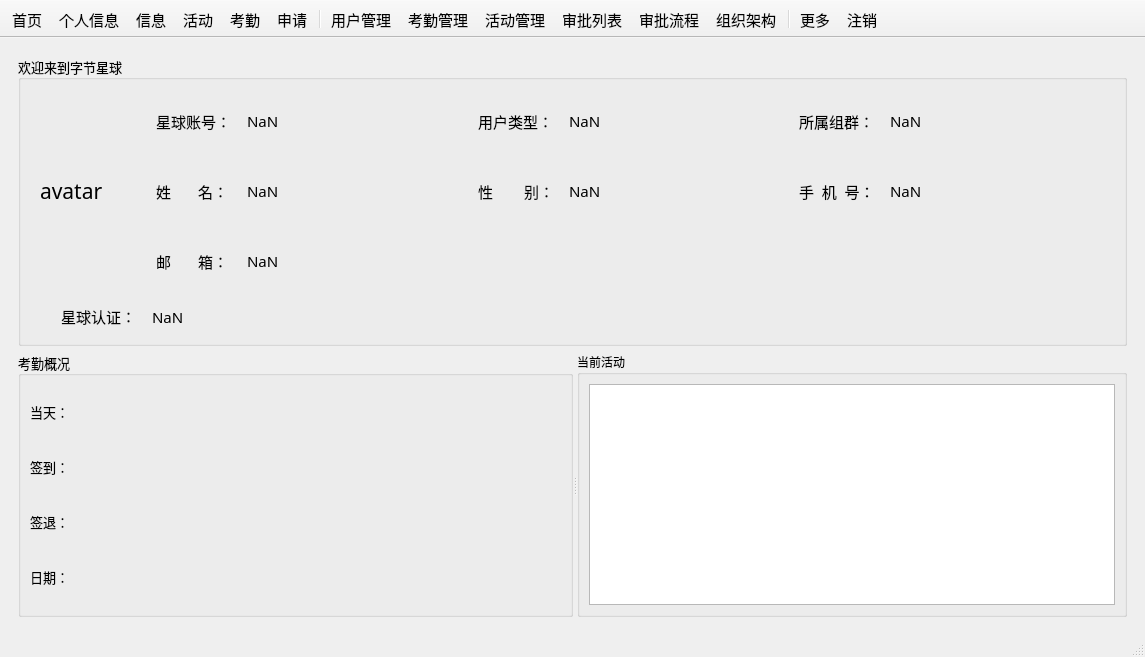
csthenry/weplanet-desktop, file mainwindow.ui: the form before one commit.
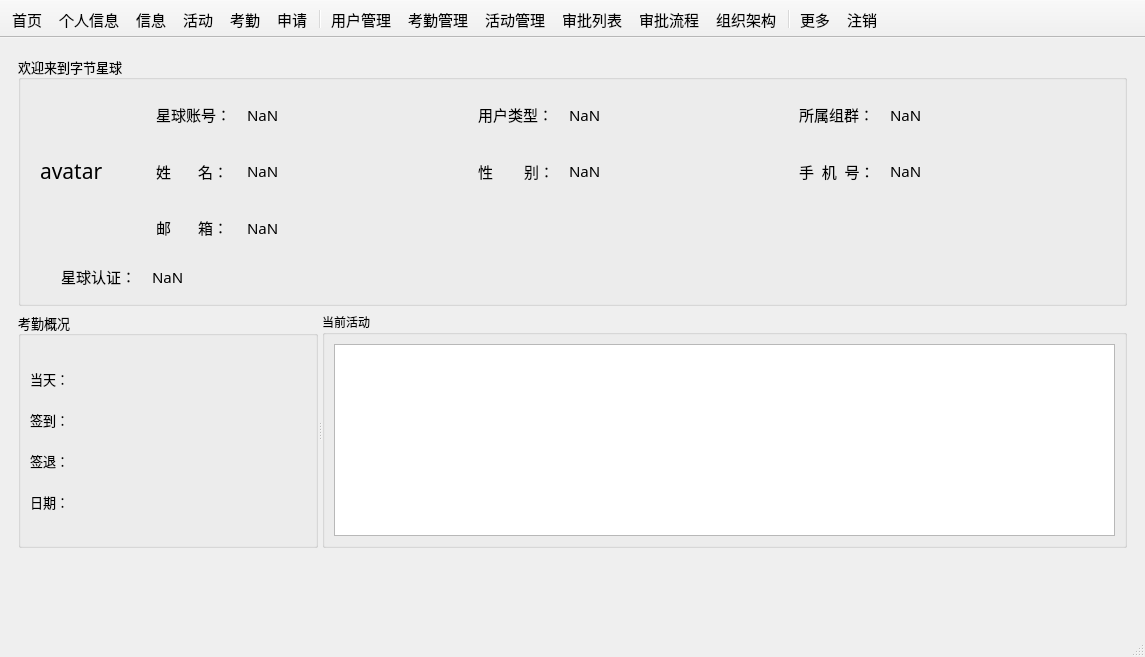
The form after the commit. The open tabs and pages were chosen to show the change. Icons and pictures are not drawn. Custom widgets are drawn as their Qt base class.

What changed in the file:
```diff
--- a/mainwindow.ui
+++ b/mainwindow.ui
@@ -493,13 +493,13 @@
           <widget class="QGroupBox" name="groupBox_2">
            <property name="minimumSize">
             <size>
-             <width>530</width>
-             <height>265</height>
+             <width>0</width>
+             <height>0</height>
             </size>
            </property>
            <property name="maximumSize">
             <size>
-             <width>16777215</width>
+             <width>300</width>
              <height>265</height>
             </size>
            </property>
@@ -539,13 +539,7 @@
                 <property name="minimumSize">
                  <size>
                   <width>150</width>
-                  <height>45</height>
-                 </size>
-                </property>
-                <property name="maximumSize">
-                 <size>
-                  <width>16777215</width>
-                  <height>30</height>
+                  <height>0</height>
                  </size>
                 </property>
                 <property name="text">
@@ -577,13 +571,7 @@
                 <property name="minimumSize">
                  <size>
                   <width>150</width>
-                  <height>45</height>
-                 </size>
-                </property>
-                <property name="maximumSize">
-                 <size>
-                  <width>16777215</width>
-                  <height>30</height>
+                  <height>0</height>
                  </size>
                 </property>
                 <property name="text">
@@ -615,13 +603,7 @@
                 <property name="minimumSize">
                  <size>
                   <width>150</width>
-                  <height>45</height>
-                 </size>
-                </property>
-                <property name="maximumSize">
-                 <size>
-                  <width>16777215</width>
-                  <height>30</height>
+                  <height>0</height>
                  </size>
                 </property>
                 <property name="text">
@@ -653,13 +635,7 @@
                 <property name="minimumSize">
                  <size>
                   <width>150</width>
-                  <height>45</height>
-                 </size>
-                </property>
-                <property name="maximumSize">
-                 <size>
-                  <width>16777215</width>
-                  <height>30</height>
+                  <height>0</height>
                  </size>
                 </property>
                 <property name="text">
@@ -669,20 +645,12 @@
               </item>
              </layout>
             </item>
-            <item row="0" column="1">
-             <widget class="QGraphicsView" name="graphicsView_attend_2">
-              <property name="styleSheet">
-               <string notr="true">background: transparent;
-margin: 0px 5px;</string>
-              </property>
-             </widget>
-            </item>
            </layout>
           </widget>
           <widget class="QGroupBox" name="groupBox_32">
            <property name="minimumSize">
             <size>
-             <width>550</width>
+             <width>400</width>
              <height>0</height>
             </size>
            </property>
@@ -697,6 +665,19 @@
           </widget>
          </widget>
         </item>
+        <item row="2" column="0">
+         <spacer name="verticalSpacer">
+          <property name="orientation">
+           <enum>Qt::Vertical</enum>
+          </property>
+          <property name="sizeHint" stdset="0">
+           <size>
+            <width>20</width>
+            <height>40</height>
+           </size>
+          </property>
+         </spacer>
+        </item>
        </layout>
       </widget>
       <widget class="QWidget" name="page_userInfo">
@@ -2475,6 +2456,13 @@
    </property>
   </action>
  </widget>
+ <customwidgets>
+  <customwidget>
+   <class>QChartView</class>
+   <extends>QGraphicsView</extends>
+   <header location="global">qchartview.h</header>
+  </customwidget>
+ </customwidgets>
  <resources>
   <include location="resource.qrc"/>
  </resources>
```
Left out of the diff: 611 changed lines with no effect on the pictures.
